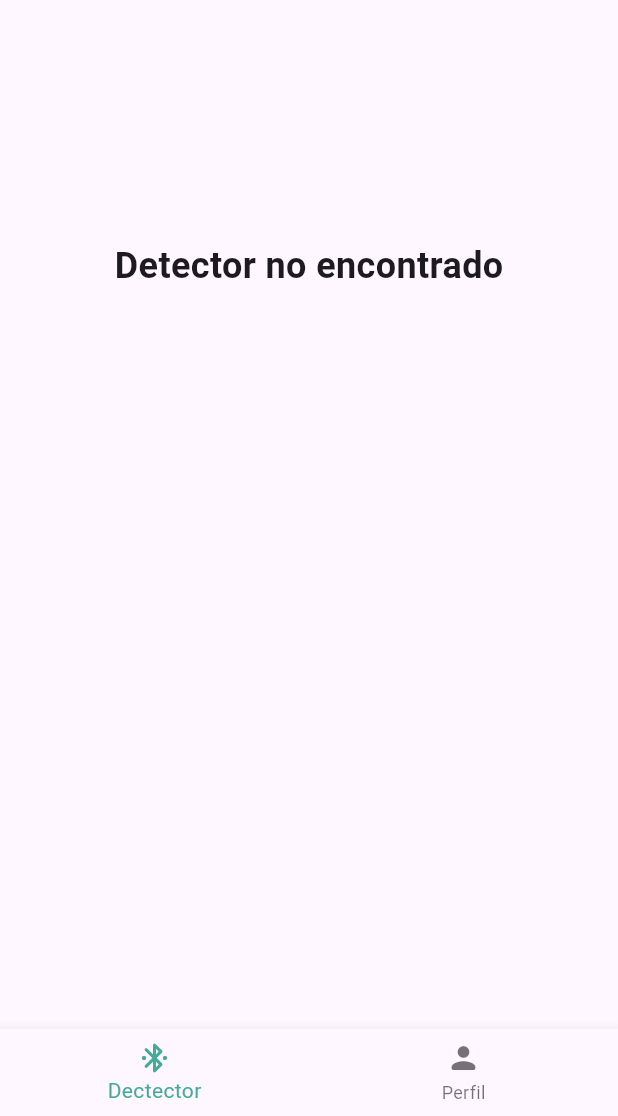
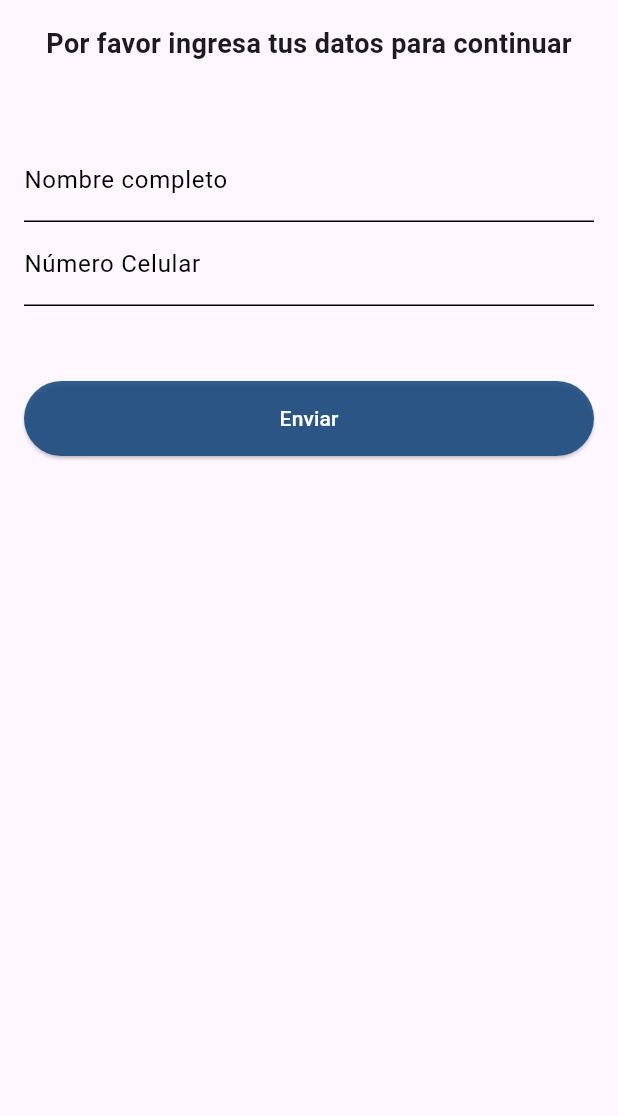
Before and after one commit to alanbarco/DetFall, a Flutter app: the screen it shows after launch, on a phone screen of 412 x 824 dp, the part 120-1236 px from its top. Run offline on Flutter 3.47's test engine with Material 3 defaults, Android fonts, the phone set to English and light mode, and no system bars; our stand-ins replace connectivity_plus, flutter_blue, flutter_local_notifications, flutter_svg, geolocator, get and 2 more.

Commit message:
feat: formulario inicial

```diff
--- a/lib/main.dart
+++ b/lib/main.dart
@@ -3,9 +3,9 @@ import 'dart:async';
 import 'package:falldetapp/services/BLEService.dart';
 import 'package:falldetapp/services/apiService.dart';
 import 'package:falldetapp/services/notificactionService.dart';
-import 'package:falldetapp/views/connection.dart';
-import 'package:falldetapp/views/controllert.dart';
-import 'package:falldetapp/views/splash.dart';
+import 'package:falldetapp/views/connectionScreen.dart';
+import 'package:falldetapp/views/wifiConnectionScreen.dart';
+import 'package:falldetapp/views/splashScreen.dart';
 import 'package:flutter/material.dart';
 import 'package:flutter_blue/flutter_blue.dart';
 import 'package:get/get.dart';
--- a/lib/views/connection.dart
+++ b/lib/views/connectionScreen.dart
@@ -143,7 +143,7 @@ class _ConnectionViewState extends State<ConnectionView> {
                 height: 250,
                 child: Card(
                   margin: const EdgeInsets.all(40),
-                  color: Color.fromARGB(221, 15, 76, 81),
+                  color: Color.fromARGB(221, 20, 70, 124),
                   elevation: 2,
                   child: ListTile(
                     title: Center(
--- /dev/null
+++ b/lib/views/formScreen.dart
@@ -0,0 +1,125 @@
+import 'package:flutter/material.dart';
+import 'package:shared_preferences/shared_preferences.dart';
+import '../main.dart';
+
+class FormScreen extends StatefulWidget {
+  @override
+  _FormScreenState createState() => _FormScreenState();
+}
+
+class _FormScreenState extends State<FormScreen> {
+  final _formKey = GlobalKey<FormState>();
+  final TextEditingController _nameController = TextEditingController();
+  final TextEditingController _phoneController = TextEditingController();
+
+  _saveForm() async {
+    if (_formKey.currentState!.validate()) {
+      SharedPreferences prefs = await SharedPreferences.getInstance();
+      await prefs.setString('nombre', _nameController.text);
+      await prefs.setString('celular', _phoneController.text);
+      Navigator.pushReplacement(
+        context,
+        MaterialPageRoute(builder: (context) => MyHomePage()),
+      );
+    }
+  }
+
+  @override
+  Widget build(BuildContext context) {
+    return Scaffold(
+      appBar: AppBar(
+          backgroundColor: Color.fromARGB(255, 225, 228, 229),
+          elevation: 0,
+          toolbarHeight: 80,
+          centerTitle: false,
+          titleSpacing: 0,
+          title: Row(
+            children: [
+              Transform(
+                transform: Matrix4.translationValues(10, 0, 0),
+                child: const Text(
+                  'DetFall',
+                  style: TextStyle(
+                    fontSize: 40,
+                    fontWeight: FontWeight.bold,
+                    color: Colors.black,
+                  ),
+                ),
+              ),
+              SizedBox(width: 15),
+              Image.asset(
+                './assets/images/alert_icon.png',
+                height: 60,
+                width: 80,
+              ),
+            ],
+          )),
+      body: Padding(
+        padding: EdgeInsets.all(16.0),
+        child: Form(
+          key: _formKey,
+          child: Column(
+            children: <Widget>[
+              Text("Por favor ingresa tus datos para continuar",
+                  style: const TextStyle(
+                      fontSize: 18, fontWeight: FontWeight.bold)),
+              SizedBox(height: 50),
+              TextFormField(
+                controller: _nameController,
+                decoration: InputDecoration(
+                  labelText: 'Nombre completo',
+                  labelStyle: TextStyle(color: Colors.black), // Color del label
+                  focusedBorder: UnderlineInputBorder(
+                    borderSide: BorderSide(
+                        color: Color.fromARGB(221, 20, 70, 124)), // Borde cuando está enfocado
+                  ),
+                  enabledBorder: UnderlineInputBorder(
+                    borderSide: BorderSide(
+                        color: Colors.black), // Borde cuando está habilitado
+                  ),
+                ),
+                validator: (value) {
+                  if (value == null || value.isEmpty) {
+                    return 'Por favor ingresa tu nombre y apellido';
+                  }
+                  return null;
+                },
+              ),
+              TextFormField(
+                controller: _phoneController,
+                decoration: InputDecoration(
+                  labelText: 'Número Celular',
+                  labelStyle: TextStyle(color: Colors.black), // Color del label
+                  focusedBorder: UnderlineInputBorder(
+                    borderSide: BorderSide(
+                        color: Color.fromARGB(221, 20, 70, 124)), // Borde cuando está enfocado
+                  ),
+                  enabledBorder: UnderlineInputBorder(
+                    borderSide: BorderSide(
+                        color: Colors.black), // Borde cuando está habilitado
+                  ),
+                ),
+                keyboardType: TextInputType.phone,
+                validator: (value) {
+                  if (value == null || value.isEmpty) {
+                    return 'Por favor ingresa tu número celular';
+                  }
+                  return null;
+                },
+              ),
+              SizedBox(height: 50),
+              ElevatedButton(
+                style: ElevatedButton.styleFrom(
+                    primary: Color.fromARGB(221, 20, 70, 124),
+                    onPrimary: Colors.white,
+                    minimumSize: Size(double.infinity, 50)),
+                onPressed: _saveForm,
+                child: Text('Enviar'),
+              ),
+            ],
+          ),
+        ),
+      ),
+    );
+  }
+}
--- a/pubspec.yaml
+++ b/pubspec.yaml
@@ -42,6 +42,7 @@ dependencies:
   stetho_network_inspector: ^0.5.4
   flutter_svg: ^1.0.3
   flutter_local_notifications: ^17.1.2
+  shared_preferences: ^2.2.3
 
 
 dev_dependencies:
```
Also changed, not shown: lib/views/splash.dart (deleted, +0 -33 lines), lib/views/splashScreen.dart (added, +53 -0 lines), lib/views/home.dart (deleted), lib/views/wifiConnectionScreen.dart (renamed from lib/views/controllert.dart), pubspec.lock.
